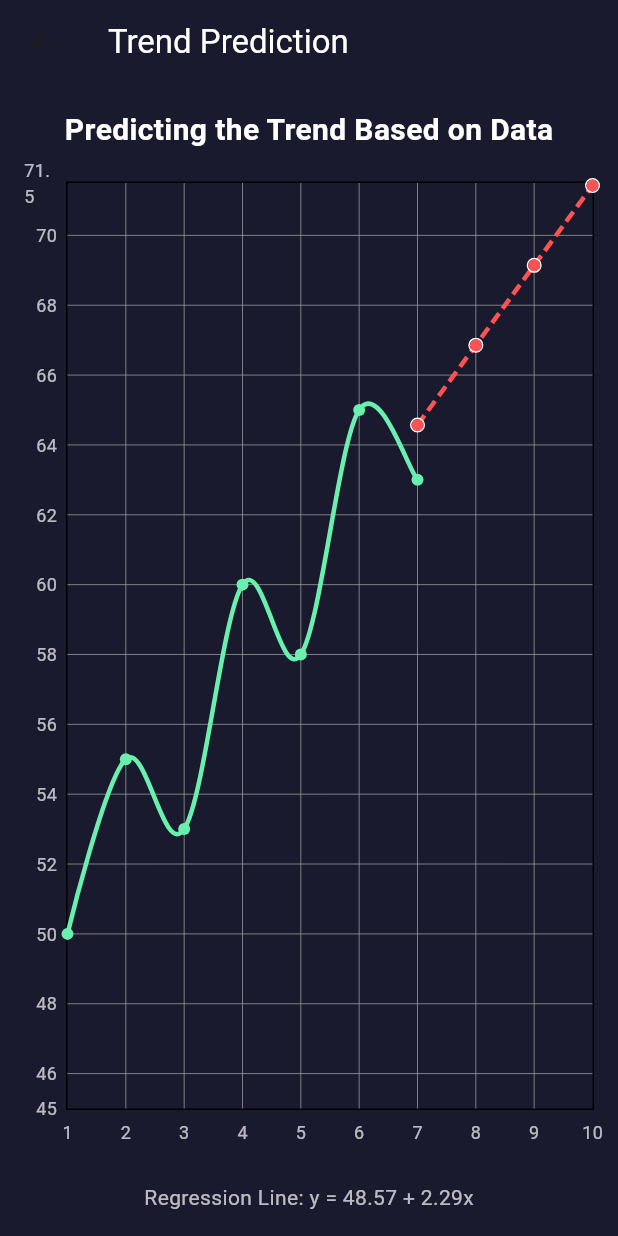
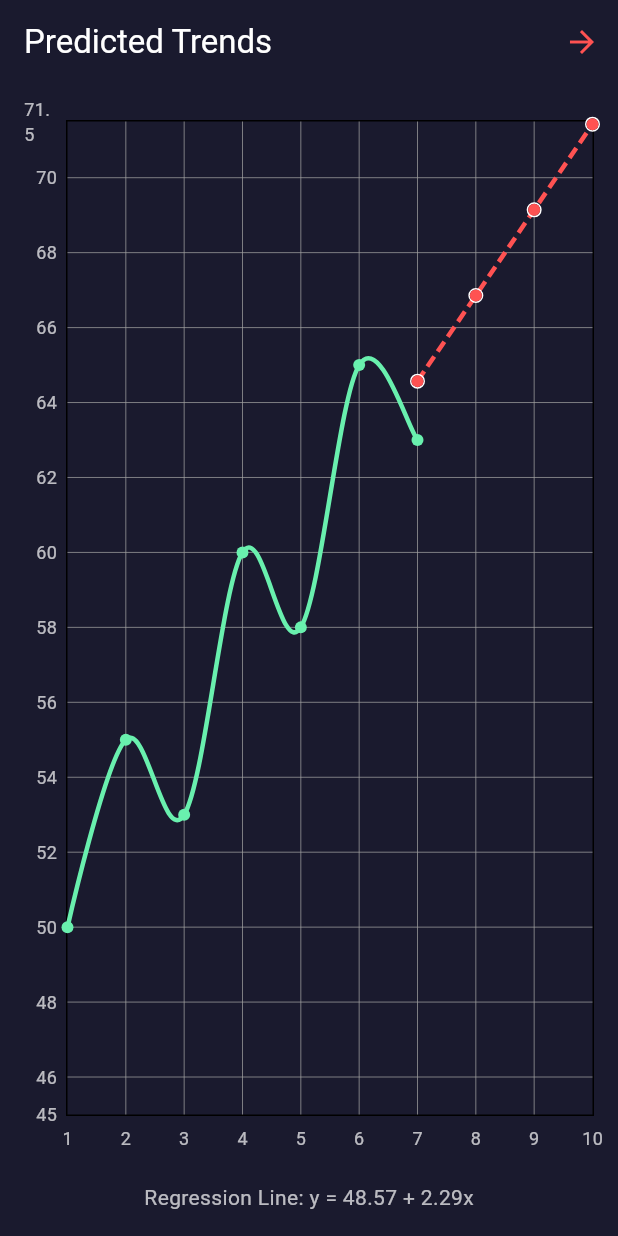
Before and after one commit to parip2/Fitness-App, a Flutter app: the TrendPredictionPage screen opened directly, on a phone screen of 412 x 824 dp. Run offline on Flutter 3.47's test engine with Material 3 defaults, Android fonts, the phone set to English and light mode, and no system bars; drawn by our look-alikes of fl_chart; our stand-ins replace cloud_firestore, firebase_auth, firebase_core; accounts and stored records are empty.

Commit message:
Update trend_predict.dart

```diff
--- a/lib/src/pages/trend_predict.dart
+++ b/lib/src/pages/trend_predict.dart
@@ -1,5 +1,6 @@
 import 'package:flutter/material.dart';
 import 'package:fl_chart/fl_chart.dart';
+import 'home.dart'; // Navigate back to home
 
 /// A simple model to hold each data point with a day and a value.
 class DataPoint {
@@ -65,7 +66,7 @@ class _TrendPredictionPageState extends State<TrendPredictionPage> {
     // We include the last actual point to make a continuous transition.
     predictedData = [];
     final lastDay = actualData.last.day;
-    // Let's predict for days: lastDay, lastDay + 1, lastDay + 2, lastDay + 3
+
     for (int i = 0; i < 4; i++) {
       final day = lastDay + i;
       final predictedValue = intercept + slope * day;
@@ -90,21 +91,27 @@ class _TrendPredictionPageState extends State<TrendPredictionPage> {
     return Scaffold(
       backgroundColor: const Color(0xFF1A1A2E),
       appBar: AppBar(
-        title: const Text(
-          'Trend Prediction',
-          style: TextStyle(color: Colors.white),
-        ),
+        title: const Text('Predicted Trends', style: TextStyle(color: Colors.white)),
         backgroundColor: const Color(0xFF1A1A2E),
+        automaticallyImplyLeading: false,
+        actions: [
+          IconButton(
+            icon: const Icon(Icons.arrow_forward, color: Colors.redAccent),
+            onPressed: () {
+              Navigator.pushReplacement(
+                context,
+                MaterialPageRoute(builder: (context) => const HomePage()),
+              );
+            },
+          ),
+        ],
       ),
+      //I added some code to let user come back to homepage
       body: Padding(
         padding: const EdgeInsets.all(16.0),
         child: Column(
           children: [
-            const Text(
-              'Predicting the Trend Based on Data',
-              style: TextStyle(color: Colors.white, fontSize: 20, fontWeight: FontWeight.bold),
-            ),
-            const SizedBox(height: 20),
+            const SizedBox(height: 8),
             Expanded(
               child: LineChart(
                 LineChartData(
@@ -157,7 +164,7 @@ class _TrendPredictionPageState extends State<TrendPredictionPage> {
                 ),
               ),
             ),
-            const SizedBox(height: 20),
+            const SizedBox(height: 16),
             Text(
               'Regression Line: y = ${intercept.toStringAsFixed(2)} + ${slope.toStringAsFixed(2)}x',
               style: const TextStyle(color: Colors.white70, fontSize: 14),
```
